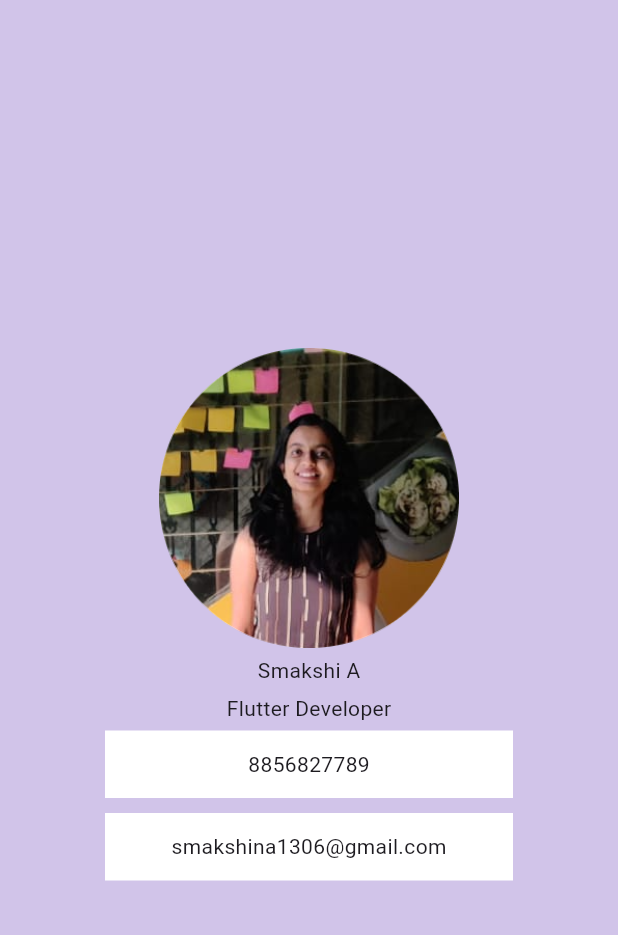
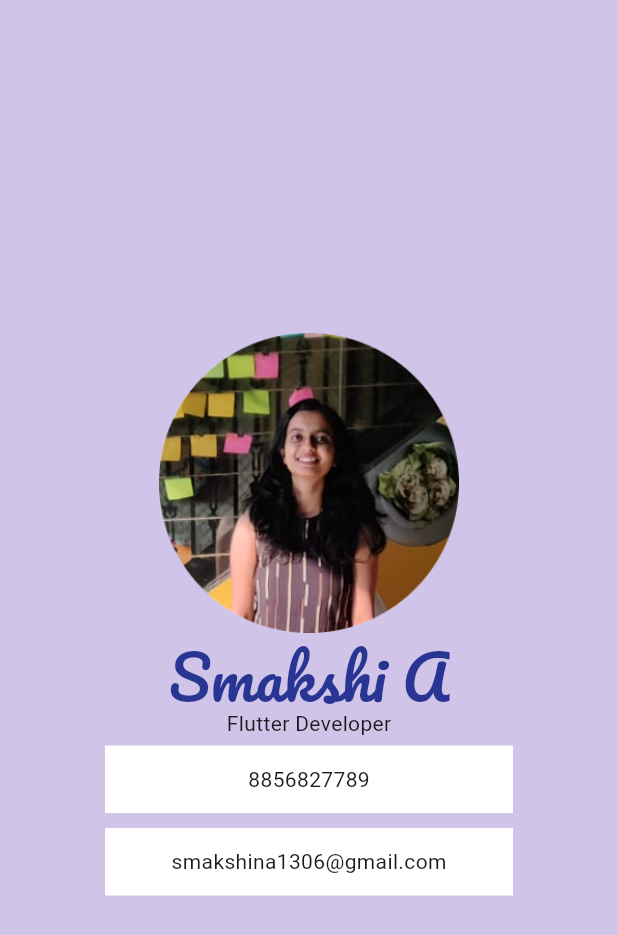
Before and after one commit to SmakshiA/My_Card, a Flutter app: the screen it shows after launch, on a phone screen of 412 x 824 dp. Shown: the top 935 px of the screen. Run offline on Flutter 3.47's test engine with Material 3 defaults, Android fonts, the light colour scheme and no system bars.

Commit message:
Done with custom fonts

```diff
--- a/lib/main.dart
+++ b/lib/main.dart
@@ -28,11 +28,18 @@ class MyApp extends StatelessWidget {
               Container(
                 child: Text(
                   'Smakshi A',
-
+                  style: TextStyle(
+                      fontSize: 40,
+                      // fontWeight: FontWeight.bold,
+                      color: Colors.indigo.shade800,
+                      fontFamily: 'Pacifico'),
                 ),
-                height: 30.0,
+                height: 50.0,
                 alignment: Alignment.center,
               ),
+              // SizedBox(
+              //   height: 20,
+              // ),
               Container(
                 child: Text('Flutter Developer'),
                 alignment: Alignment.center,
--- a/pubspec.yaml
+++ b/pubspec.yaml
@@ -57,12 +57,14 @@ flutter:
   # included with your application, so that you can use the icons in
   # the material Icons class.
   uses-material-design: true
-
   # To add assets to your application, add an assets section, like this:
   assets:
      - images/
   #   - images/a_dot_ham.jpeg
-
+  fonts:
+    - family: Pacifico
+      fonts:
+        - asset: fonts/Pacifico-Regular.ttf
   # An image asset can refer to one or more resolution-specific "variants", see
   # https://flutter.dev/assets-and-images/#resolution-aware
 
```
Also changed, not shown: fonts/Pacifico-Regular.ttf (added).
